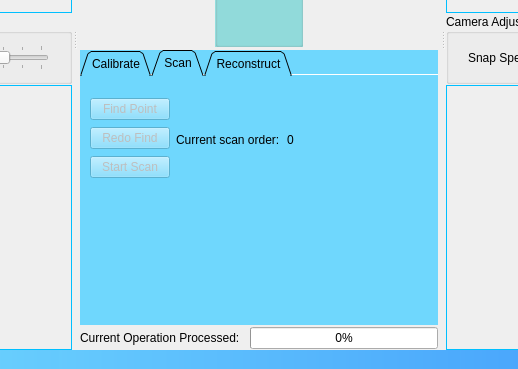
First picture: the form in Duke/mainwindow.ui, repository DrawZeroPoint/Structure-Light-Reconstructor, before the edit; both pictures show x 240 to 758 and y 324 to 693 of the 996 by 693 pixel window.
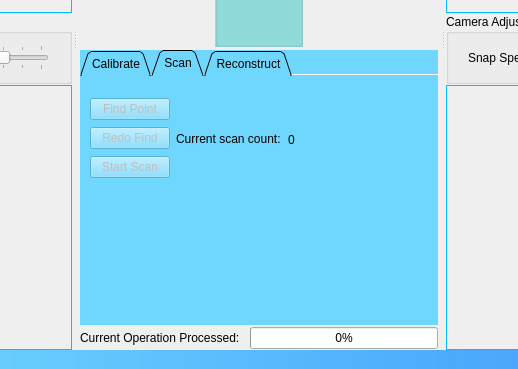
Second picture: the form after the edit. Icons and pictures are not drawn.

Commit message:
Bug in DotMatch Class Fixed
Minor adjustment in MainWindow.ui

```diff
--- a/Duke/mainwindow.ui
+++ b/Duke/mainwindow.ui
@@ -468,12 +468,12 @@
           <attribute name="title">
            <string>Scan</string>
           </attribute>
-          <widget class="QWidget" name="">
+          <widget class="QWidget" name="layoutWidget">
            <property name="geometry">
             <rect>
              <x>10</x>
              <y>21</y>
-             <width>204</width>
+             <width>205</width>
              <height>85</height>
             </rect>
            </property>
@@ -517,7 +517,7 @@
               <item>
                <widget class="QLabel" name="label_3">
                 <property name="text">
-                 <string>Current scan order: </string>
+                 <string>&lt;html&gt;&lt;head/&gt;&lt;body&gt;&lt;p&gt;Current scan count: &lt;/p&gt;&lt;/body&gt;&lt;/html&gt;</string>
                 </property>
                </widget>
               </item>
```
The commit also changes 7 other files.
